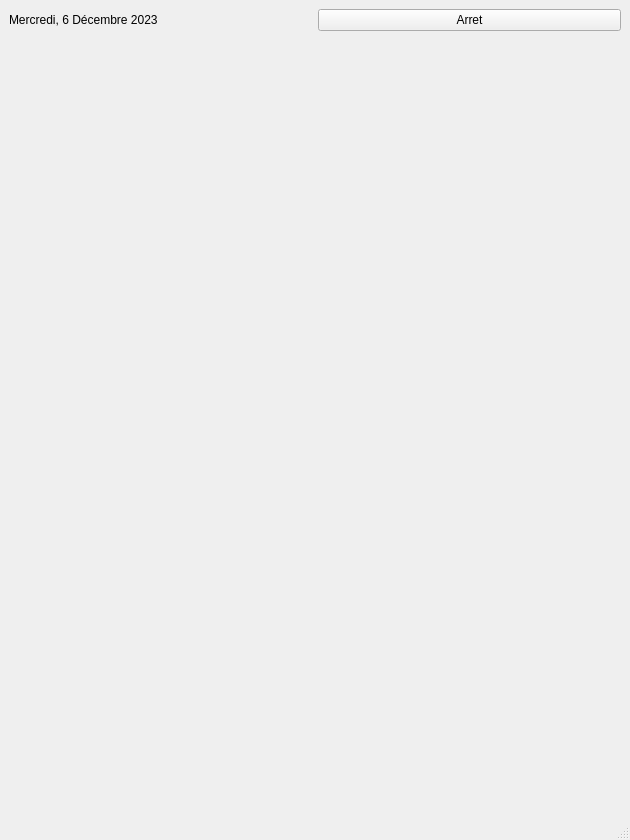
Qt form mainwindow.ui (Quentin-D31/TP2-QT-IHM) before a commit.
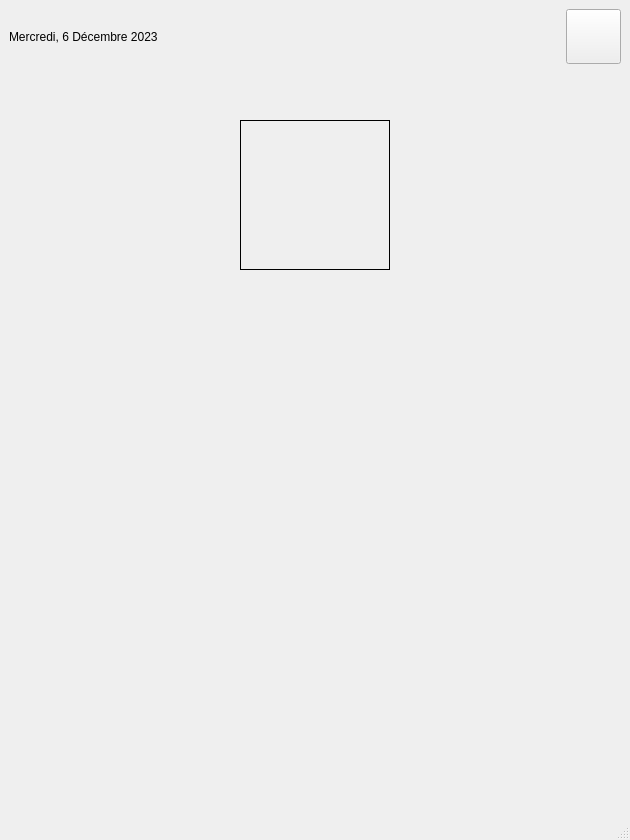
The same form after that commit.

Commit message: quatrième comite

The edit to the form file:
```diff
--- a/mainwindow.ui
+++ b/mainwindow.ui
@@ -24,10 +24,67 @@
         </property>
        </widget>
       </item>
+      <item>
+       <spacer name="horizontalSpacer">
+        <property name="orientation">
+         <enum>Qt::Horizontal</enum>
+        </property>
+        <property name="sizeHint" stdset="0">
+         <size>
+          <width>40</width>
+          <height>20</height>
+         </size>
+        </property>
+       </spacer>
+      </item>
       <item>
        <widget class="QPushButton" name="BoutonArret">
+        <property name="sizePolicy">
+         <sizepolicy hsizetype="Fixed" vsizetype="Fixed">
+          <horstretch>0</horstretch>
+          <verstretch>0</verstretch>
+         </sizepolicy>
+        </property>
+        <property name="minimumSize">
+         <size>
+          <width>55</width>
+          <height>55</height>
+         </size>
+        </property>
         <property name="text">
-         <string>Arret</string>
+         <string/>
+        </property>
+       </widget>
+      </item>
+     </layout>
+    </item>
+    <item>
+     <layout class="QHBoxLayout" name="LogoHorizontalLayout">
+      <property name="topMargin">
+       <number>50</number>
+      </property>
+      <property name="bottomMargin">
+       <number>50</number>
+      </property>
+      <item>
+       <widget class="QLabel" name="MonLogo">
+        <property name="sizePolicy">
+         <sizepolicy hsizetype="Fixed" vsizetype="Fixed">
+          <horstretch>0</horstretch>
+          <verstretch>0</verstretch>
+         </sizepolicy>
+        </property>
+        <property name="minimumSize">
+         <size>
+          <width>150</width>
+          <height>150</height>
+         </size>
+        </property>
+        <property name="styleSheet">
+         <string notr="true">border: 1px solid;</string>
+        </property>
+        <property name="text">
+         <string/>
         </property>
        </widget>
       </item>
```
